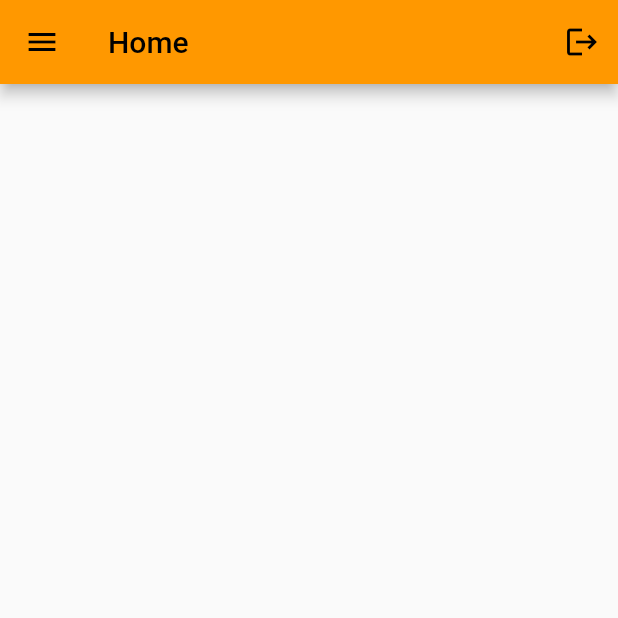
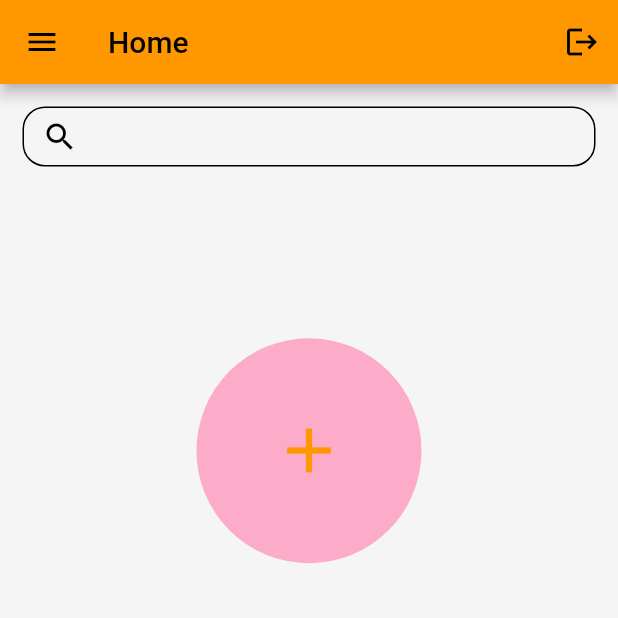
Before and after one commit to HassanGhazy/chat, a Flutter app: the HomePage screen opened by its route, on a phone screen of 412 x 824 dp, the top half of it. Run offline on Flutter 3.47's test engine with Material 2 defaults, Android fonts, the phone set to English and light mode, and no system bars; our stand-ins replace awesome_dialog, cloud_firestore, firebase_auth, firebase_core, firebase_storage, flutter_spinkit and 6 more; missing offline and left inert: flutter_facebook_auth; accounts and stored records are empty; network calls fail.

Commit message:
final commit

```diff
--- a/lib/helpers/auth_helper.dart
+++ b/lib/helpers/auth_helper.dart
@@ -1,6 +1,5 @@
 import 'package:awesome_dialog/awesome_dialog.dart';
 import 'package:chat/helpers/custom_dialoug.dart';
-import 'package:chat/helpers/shared.dart';
 import 'package:firebase_auth/firebase_auth.dart';
 import 'package:flutter_facebook_auth/flutter_facebook_auth.dart';
 import 'package:google_sign_in/google_sign_in.dart';
@@ -40,9 +39,8 @@ class AuthHelper {
 
   Future<bool> signin(String email, String password) async {
     try {
-      UserCredential userCredential = await firebaseAuth
-          .signInWithEmailAndPassword(email: email, password: password);
-      await SpHelper.spHelper.saveData("uid", userCredential.user!.uid);
+      await firebaseAuth.signInWithEmailAndPassword(
+          email: email, password: password);
       return true;
     } on FirebaseAuthException catch (e) {
       if (e.code == 'user-not-found') {
--- a/lib/ui/chat/widgets/send_message_widget.dart
+++ b/lib/ui/chat/widgets/send_message_widget.dart
@@ -39,6 +39,7 @@ class SendMessageWidget extends StatelessWidget {
               ),
             ),
           ),
+
           Container(
             padding: const EdgeInsets.all(10),
             margin: const EdgeInsets.all(5),
--- a/lib/ui/home/home_page.dart
+++ b/lib/ui/home/home_page.dart
@@ -1,10 +1,12 @@
-import 'package:chat/helpers/app_router.dart';
+import 'package:chat/helpers/custom_progress.dart';
 import 'package:chat/helpers/firestore_helper.dart';
 import 'package:chat/provider/auth_provider.dart';
 import 'package:chat/provider/user_provider.dart';
-import 'package:chat/ui/chat/chat_page.dart';
+import 'package:chat/ui/home/widgets/custom_search_delegate.dart';
+import 'package:chat/ui/home/widgets/listview_users.dart';
 import 'package:chat/widgets/custom_drawer.dart';
 import 'package:flutter/material.dart';
+import 'package:flutter/rendering.dart';
 import 'package:provider/provider.dart';
 
 class HomePage extends StatelessWidget {
@@ -29,71 +31,71 @@ class HomePage extends StatelessWidget {
               icon: Icon(Icons.logout))
         ],
       ),
+      backgroundColor: Colors.grey[100],
       body: Consumer<UserProvider>(builder: (context, user, child) {
         // user.users == null ? CustomProgress.customProgress.showProgressIndicator() :
         if (!user.getAllUser) {
           user.getAllUers();
           user.getAllUser = true;
         }
-        return ListView.builder(
-          itemBuilder: (context, index) => ListTile(
-            title: Text(
-                '${user.users[index].firstName!} ${user.users[index].lastName!}'),
-            leading: CircleAvatar(
-              backgroundImage: user.users[index].photoPath == null ||
-                      user.users[index].photoPath == ""
-                  ? null
-                  : NetworkImage(user.users[index].photoPath!),
-              child: user.users[index].photoPath == null ||
-                      user.users[index].photoPath == ""
-                  ? Image.asset('assets/images/user.png')
-                  : null,
-            ),
-            onTap: () {
-              user.friend.update('photoPath', (value) {
-                value = user.users[index].photoPath ?? "";
-                return value;
-              });
-              user.friend.update('firstName', (value) {
-                value = user.users[index].firstName ?? "";
-                return value;
-              });
-              user.friend.update('lastName', (value) {
-                value = user.users[index].lastName ?? "";
-                return value;
-              });
-              user.friend.update('id', (value) {
-                value = user.users[index].id ?? "";
-                return value;
-              });
 
-              /// the code below to compute the uid of two users
-              /// you can't just say myUid then the uid of my friend
-              /// because if you loged the collection will be uid + uidFriend
-              /// and if the friend logged the the collection will be uidFriend + uid
-              /// and that's wrong :) meow
-              int p1 = 0;
-              int p2 = 0;
-              final String myUid = user.getUid;
-              final String friendUid = user.friend['id'];
-
-              while (p1 < friendUid.length && p2 < myUid.length) {
-                if (friendUid.codeUnitAt(p1) > myUid.codeUnitAt(p2)) {
-                  user.changeChat(friendUid + myUid);
-                  break;
-                } else if (friendUid.codeUnitAt(p1) < myUid.codeUnitAt(p2)) {
-                  user.changeChat(myUid + friendUid);
-                  break;
-                }
-                p1++;
-                p2++;
-              }
-
-              AppRouter.route.pushNamed(ChatPage.routeName, {});
-            },
-          ),
-          itemCount: user.users.length,
-        );
+        return !user.getAllUser
+            ? CustomProgress.customProgress.showProgressIndicator()
+            : Column(
+                children: [
+                  Padding(
+                    padding: const EdgeInsets.all(15),
+                    child: Container(
+                      decoration: BoxDecoration(
+                        border: Border.all(),
+                        borderRadius: BorderRadius.all(
+                          Radius.circular(15),
+                        ),
+                      ),
+                      height: 40,
+                      child: TextField(
+                        onTap: () {
+                          showSearch(
+                            context: context,
+                            delegate: CustomSearchDelegate(),
+                          );
+                        },
+                        enableInteractiveSelection: false,
+                        readOnly: true,
+                        showCursor: false,
+                        cursorHeight: 14,
+                        enableSuggestions: true,
+                        decoration: const InputDecoration(
+                          prefixIcon: Icon(Icons.search, color: Colors.black),
+                          prefixText: 'Search',
+                          prefixStyle: TextStyle(color: Colors.black),
+                          labelStyle: TextStyle(
+                              color: Colors.black, fontSize: 10, height: 14),
+                          border: InputBorder.none,
+                        ),
+                      ),
+                    ),
+                  ),
+                  Expanded(
+                    child: TextButton(
+                      onPressed: () {},
+                      child: Container(
+                        height: 150,
+                        width: 150,
+                        child: Icon(
+                          Icons.add,
+                          size: 50,
+                        ),
+                        decoration: BoxDecoration(
+                            color: Color(0xFFFCACC9), shape: BoxShape.circle),
+                      ),
+                    ),
+                  ),
+                  Expanded(
+                    child: ListViewUsers(user),
+                  ),
+                ],
+              );
       }),
     );
   }
--- a/lib/ui/profile.dart
+++ b/lib/ui/profile.dart
@@ -19,7 +19,7 @@ class Profile extends StatelessWidget {
   Widget build(BuildContext context) {
     final UserProvider user = Provider.of<UserProvider>(context, listen: false);
     final AuthProvider auth = Provider.of<AuthProvider>(context, listen: false);
-
+    print(user.dataUser);
     final TextEditingController _email =
         TextEditingController(text: user.dataUser['email'] ?? auth.email.text);
     final TextEditingController _firstName =
@@ -54,8 +54,6 @@ class Profile extends StatelessWidget {
                               ? Image.network(user.dataUser['photoPath'])
                               : Image.file(user.file!, fit: BoxFit.cover)),
                 ),
-                CustomTextField("Email",
-                    textEditingController: _email, isEnable: false),
                 CustomTextField("First Name",
                     textEditingController: _firstName),
                 CustomTextField("Last Name", textEditingController: _lastName),
--- a/pubspec.yaml
+++ b/pubspec.yaml
@@ -15,17 +15,18 @@ dependencies:
   firebase_auth: "^3.0.1"
   google_sign_in: ^5.0.7
   flutter_facebook_auth: "^3.5.0"
-  provider: ^5.0.0
+  provider: ^6.0.0
   cloud_firestore: "^2.5.0"
   shared_preferences: ^2.0.6
   image_picker: ^0.8.3+2
   flutter_spinkit: ^5.0.0
   awesome_dialog: ^2.1.1
   introduction_screen: ^2.1.0
-  path_provider: ^2.0.2
   firebase_storage: "^10.0.2"
   timeago: ^3.1.0
   photo_view: ^0.12.0
+  path_provider: ^2.0.3
+
 dev_dependencies:
   flutter_test:
     sdk: flutter
```
Also changed, not shown: lib/helpers/firebase_storage.dart (+11 -0 lines), lib/provider/user_provider.dart (+8 -4 lines), lib/test.dart (added, +132 -0 lines), lib/ui/chat/chat_page.dart (+5 -6 lines), lib/ui/chat/full_image.dart (+8 -0 lines), lib/ui/chat/widgets/welcome_first_time.dart (+11 -4 lines), lib/ui/home/widgets/custom_search_delegate.dart (added, +64 -0 lines), lib/ui/home/widgets/listview_users.dart (added, +110 -0 lines), pubspec.lock, 1 other file.
